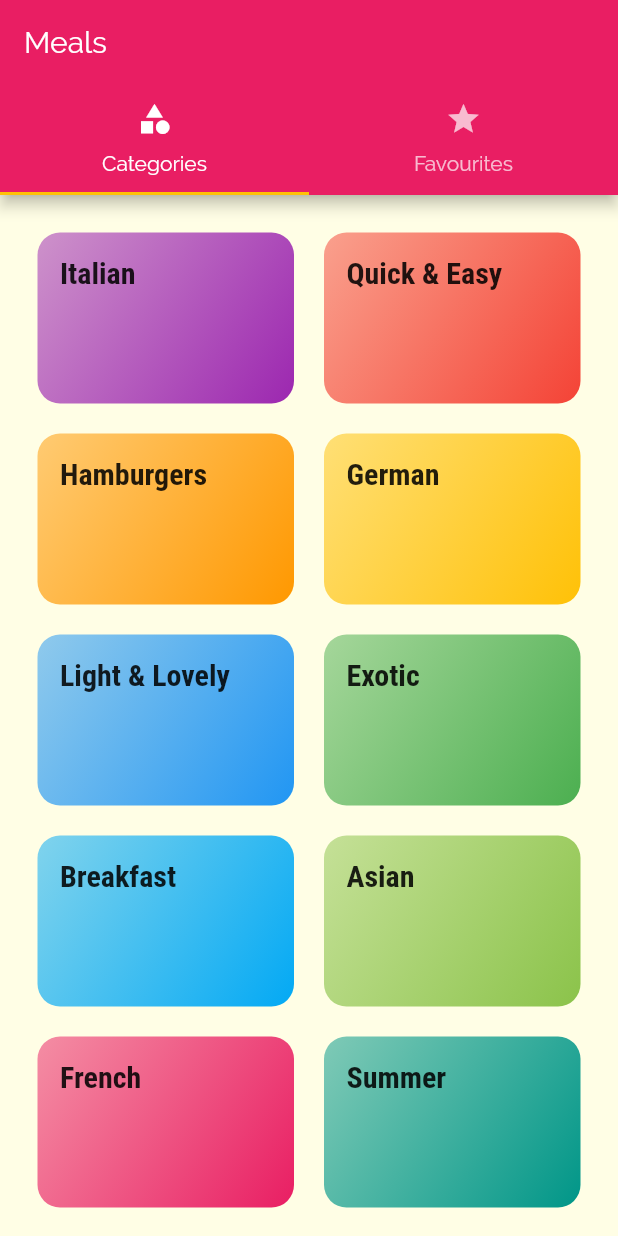
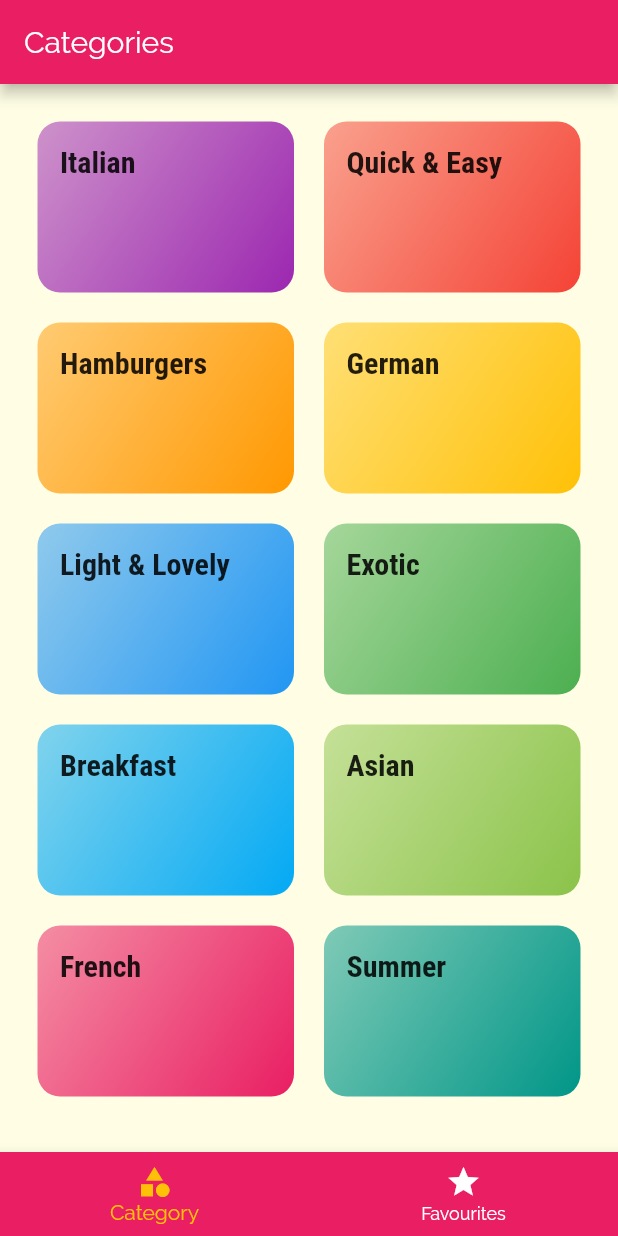
Before and after one commit to shuvo18103107/Meals-App, a Flutter app: the screen it shows after launch, on a phone screen of 412 x 824 dp. Run offline on Flutter 3.47's test engine with Material 2 defaults, Android fonts, the phone set to English and light mode, and no system bars.

```diff
--- a/lib/screens/favourite_screen.dart
+++ b/lib/screens/favourite_screen.dart
@@ -4,8 +4,6 @@ class FavouriteScreen extends StatelessWidget {
   @override
   Widget build(BuildContext context) {
     // jehutu favourite screen r category sceen ekhn tabbar er controlle tai eta tavview e just content dekhabe alada kore scafold use kore appbar ba body er drkr nai
-    return Center(
-      child: Text('facourite Screen'),
-    );
+    return Center(child: Text('Favourites'));
   }
 }
--- a/lib/screens/tabs_Screen.dart
+++ b/lib/screens/tabs_Screen.dart
@@ -8,43 +8,58 @@ class TabsScreen extends StatefulWidget {
 }
 
 class _TabsScreenState extends State<TabsScreen> {
+  final List<Map<String, Object>> _pages = [
+    {
+      'page': CategoriesScreen(), 'title': 'Categories',
+      // if want some action
+      // 'action': FlatButton() in that way we can add dynamically
+    },
+    {'page': FavouriteScreen(), 'title': 'Your Favourites'}
+  ];
+
+  int _selectedPageIndex = 0;
+// now we get which item i tapped
+  void _selectpage(int index) {
+    setState(() {
+      _selectedPageIndex = index;
+    });
+  }
+
   @override
   Widget build(BuildContext context) {
-    //if tab on the top
-    return DefaultTabController(
-        initialIndex: 0,
+    // if we use tabbar on the bottom
 
-        // how many tabs i want define by length , one is favourite and another one is all categories
-        // defaultabcontroller and the tabbar are automatically connected by flutter behind the scene,so defaulttabcontroller can automatically detect which tab you are selecting and then show the write content for the tab
+    return Scaffold(
+      appBar: AppBar(
+        title: Text(_pages[_selectedPageIndex]['title']),
+      ),
+      body: _pages[_selectedPageIndex]['page'],
+      bottomNavigationBar: BottomNavigationBar(
+        // bottomnavigationbar e manually kaj koraite hobe which tab user select and the content also
 
-        length: 2,
-        child: Scaffold(
-          appBar: AppBar(
-            title: Text('Meals'),
-            // here we define tab bottom widget
-            bottom: TabBar(
-              tabs: [
-                Tab(
-                  icon: Icon(Icons.category),
-                  text: 'Categories',
-                ),
-                Tab(
-                  icon: Icon(Icons.star),
-                  text: 'Favourites',
-                )
-              ],
-            ),
-          ),
-          body:
-              // if i choose 1st tab then the first tab content will show in tabvarview ,vice versa
+        onTap:
+            _selectpage, //in ontap flutter automatically gives the index and from this we understood which item is selected
+        backgroundColor: Theme.of(context).primaryColor,
+        selectedItemColor: Theme.of(context).accentColor,
+        unselectedItemColor: Colors.white,
+        //current kon item ta select kora ace tar ekta identification dorkar
+        //currentindex tell bottomnavigationbar which tap is actually selected
+        currentIndex: _selectedPageIndex,
 
-              TabBarView(
-            children: [
-              // note: order of the tab should be match with the order of tabverview children
-
-              CategoriesScreen(), FavouriteScreen()
-            ],
-          ),
-        ));
+        type: BottomNavigationBarType.fixed,
+        items: [
+          BottomNavigationBarItem(
+              // change some style if we use shifting
+              backgroundColor: Theme.of(context).primaryColor,
+              icon: Icon(Icons.category),
+              label: 'Category'),
+          BottomNavigationBarItem(
+              // change some style if we use shifting
+              backgroundColor: Theme.of(context).primaryColor,
+              icon: Icon(Icons.star),
+              label: 'Favourites'),
+        ],
+      ),
+    );
   }
 }
```
